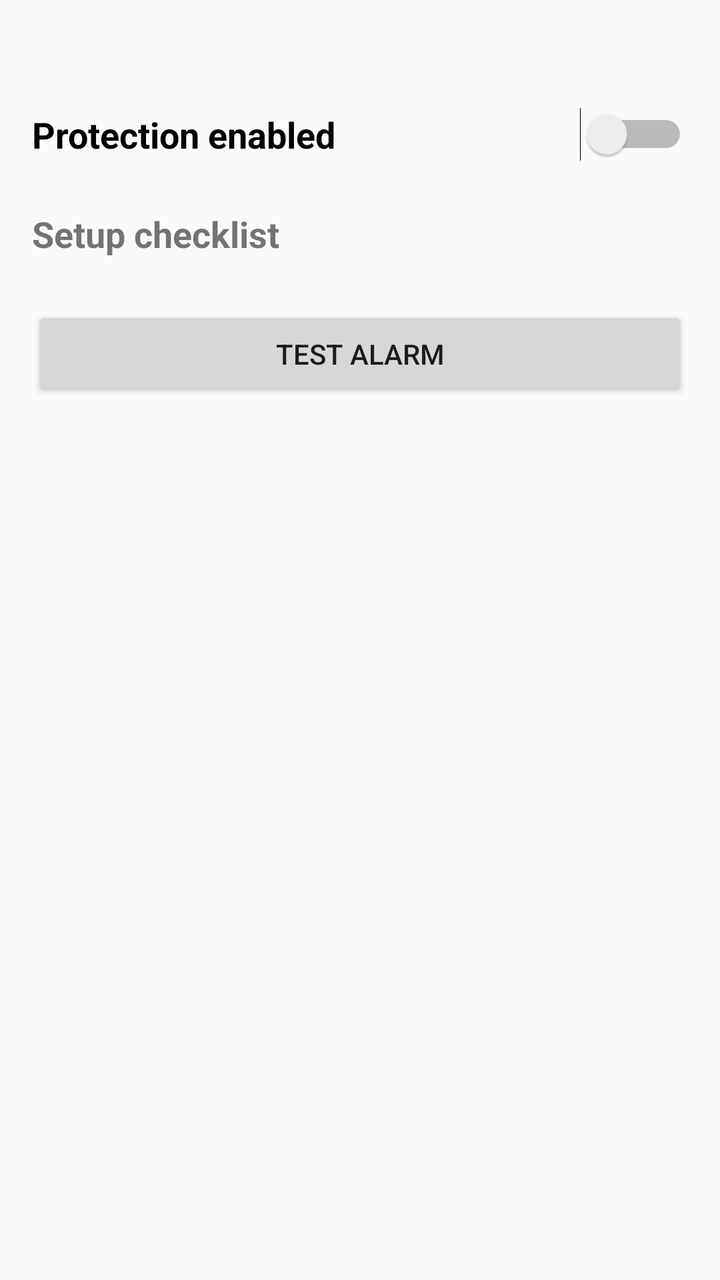
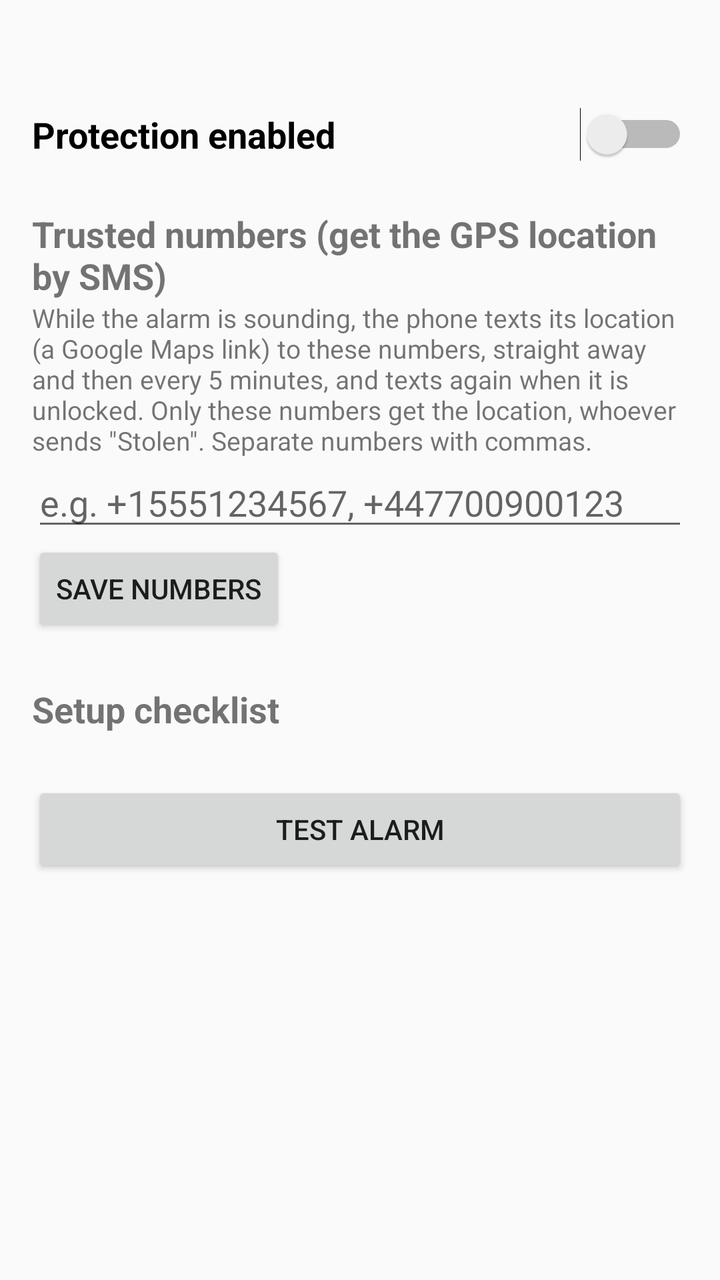

Two renders of the same Android screen: before a commit and after it. Below are the layout's source before the change and the commit's diff.
<!-- AndroidManifest.xml: application theme android:Theme.Material.Light.DarkActionBar -->
<!-- res/layout/activity_main.xml -->
<?xml version="1.0" encoding="utf-8"?>
<ScrollView xmlns:android="http://schemas.android.com/apk/res/android"
    android:layout_width="match_parent"
    android:layout_height="match_parent">

    <LinearLayout
        android:layout_width="match_parent"
        android:layout_height="wrap_content"
        android:orientation="vertical"
        android:padding="16dp">

        <TextView
            android:id="@+id/instructions"
            android:layout_width="match_parent"
            android:layout_height="wrap_content"
            android:textSize="16sp" />

        <Switch
            android:id="@+id/armed_switch"
            android:layout_width="match_parent"
            android:layout_height="wrap_content"
            android:layout_marginTop="16dp"
            android:text="@string/armed"
            android:textSize="18sp"
            android:textStyle="bold" />

        <TextView
            android:layout_width="match_parent"
            android:layout_height="wrap_content"
            android:layout_marginTop="24dp"
            android:text="@string/setup_header"
            android:textSize="18sp"
            android:textStyle="bold" />

        <LinearLayout
            android:id="@+id/checklist"
            android:layout_width="match_parent"
            android:layout_height="wrap_content"
            android:orientation="vertical" />

        <Button
            android:id="@+id/test_button"
            android:layout_width="match_parent"
            android:layout_height="wrap_content"
            android:layout_marginTop="24dp"
            android:text="@string/test_button" />
    </LinearLayout>
</ScrollView>
<!-- resources referenced by this layout -->
<resources>
  <string name="armed">Protection enabled</string>
  <string name="setup_header">Setup checklist</string>
  <string name="test_button">Test alarm</string>
</resources>

<!-- the commit's change to res/layout/activity_main.xml (unified diff, before → after) -->
@@ -28,6 +28,34 @@
             android:layout_width="match_parent"
             android:layout_height="wrap_content"
             android:layout_marginTop="24dp"
+            android:text="@string/trusted_header"
+            android:textSize="18sp"
+            android:textStyle="bold" />
+
+        <TextView
+            android:layout_width="match_parent"
+            android:layout_height="wrap_content"
+            android:text="@string/trusted_explanation"
+            android:textSize="13sp" />
+
+        <EditText
+            android:id="@+id/trusted_numbers"
+            android:layout_width="match_parent"
+            android:layout_height="wrap_content"
+            android:hint="@string/trusted_hint"
+            android:importantForAutofill="no"
+            android:inputType="phone" />
+
+        <Button
+            android:id="@+id/trusted_save"
+            android:layout_width="wrap_content"
+            android:layout_height="wrap_content"
+            android:text="@string/trusted_save" />
+
+        <TextView
+            android:layout_width="match_parent"
+            android:layout_height="wrap_content"
+            android:layout_marginTop="24dp"
             android:text="@string/setup_header"
             android:textSize="18sp"
             android:textStyle="bold" />
<!-- resource entries referenced after the edit -->
@@ -3,5 +3,9 @@
   <string name="armed">Protection enabled</string>
   <string name="setup_header">Setup checklist</string>
   <string name="test_button">Test alarm</string>
+  <string name="trusted_explanation">While the alarm is sounding, the phone texts its location (a Google Maps link) to these numbers, straight away and then every 5 minutes, and texts again when it is unlocked. Only these numbers get the location, whoever sends \"Stolen\". Separate numbers with commas.</string>
+  <string name="trusted_header">Trusted numbers (get the GPS location by SMS)</string>
+  <string name="trusted_hint">e.g. +15551234567, +447700900123</string>
+  <string name="trusted_save">Save numbers</string>
 </resources>
 
